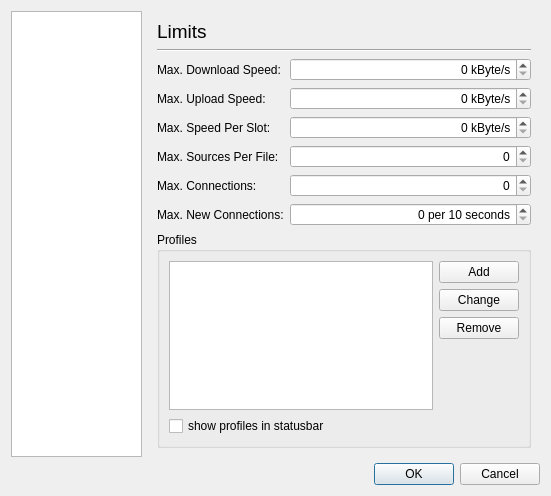
Qt form src/optionsdialogbase.ui (applejuicenetz/gui-juicer) before a commit.
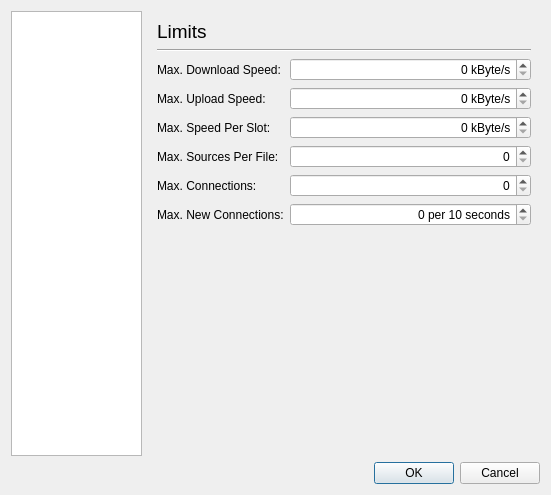
The same form after that commit. The open tabs and pages were chosen to show the change. Icons and pictures are not drawn.

```diff
--- a/src/optionsdialogbase.ui
+++ b/src/optionsdialogbase.ui
@@ -7,7 +7,7 @@
     <x>0</x>
     <y>0</y>
     <width>551</width>
-    <height>496</height>
+    <height>495</height>
    </rect>
   </property>
   <property name="windowTitle">
@@ -461,67 +461,6 @@
          </item>
         </layout>
        </item>
-       <item>
-        <widget class="QGroupBox" name="groupBox_5">
-         <property name="title">
-          <string>Profiles</string>
-         </property>
-         <layout class="QVBoxLayout" name="verticalLayout_17">
-          <item>
-           <layout class="QHBoxLayout" name="horizontalLayout_11">
-            <item>
-             <widget class="QListWidget" name="profilesList"/>
-            </item>
-            <item>
-             <layout class="QVBoxLayout" name="verticalLayout_16">
-              <item>
-               <widget class="QPushButton" name="addProfileButton">
-                <property name="text">
-                 <string>Add</string>
-                </property>
-               </widget>
-              </item>
-              <item>
-               <widget class="QPushButton" name="changeProfileButton">
-                <property name="text">
-                 <string>Change</string>
-                </property>
-               </widget>
-              </item>
-              <item>
-               <widget class="QPushButton" name="removeProfileButton">
-                <property name="text">
-                 <string>Remove</string>
-                </property>
-               </widget>
-              </item>
-              <item>
-               <spacer name="verticalSpacer_9">
-                <property name="orientation">
-                 <enum>Qt::Vertical</enum>
-                </property>
-                <property name="sizeHint" stdset="0">
-                 <size>
-                  <width>20</width>
-                  <height>40</height>
-                 </size>
-                </property>
-               </spacer>
-              </item>
-             </layout>
-            </item>
-           </layout>
-          </item>
-          <item>
-           <widget class="QCheckBox" name="profilesStatusbarCheckBox">
-            <property name="text">
-             <string>show profiles in statusbar</string>
-            </property>
-           </widget>
-          </item>
-         </layout>
-        </widget>
-       </item>
        <item>
         <spacer name="verticalSpacer_4">
          <property name="orientation">
@@ -530,7 +469,7 @@
          <property name="sizeHint" stdset="0">
           <size>
            <width>20</width>
-           <height>40</height>
+           <height>152</height>
           </size>
          </property>
         </spacer>
```
Left out of the diff: 7 changed lines with no effect on the pictures.
